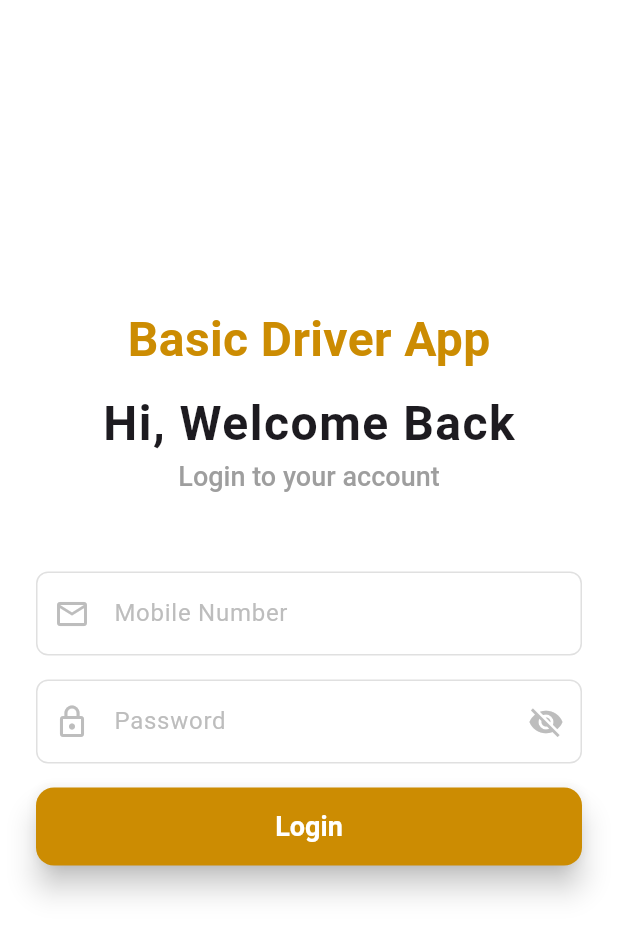
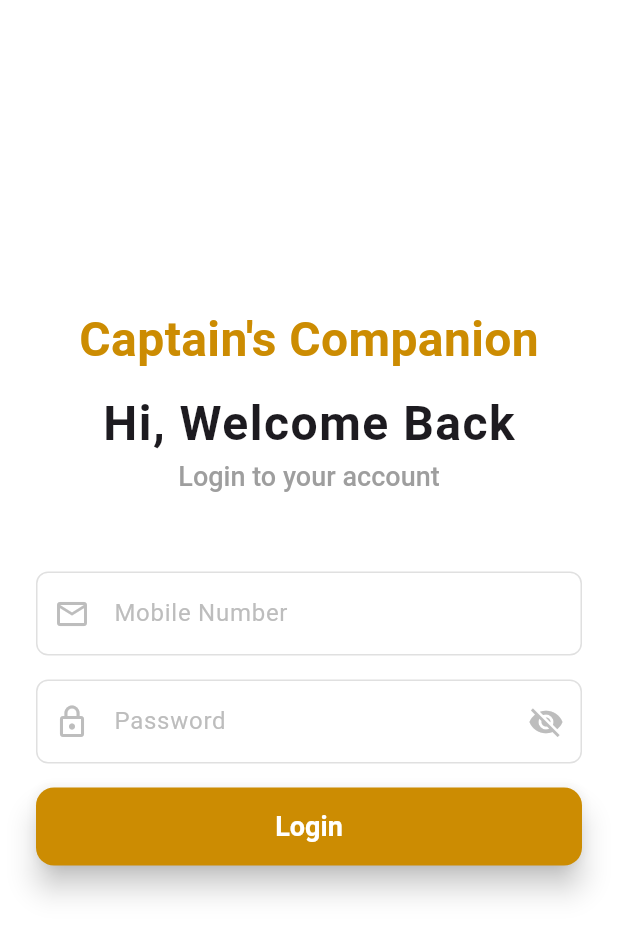
Before and after one commit to sree-vignesh/driver_flutter_app, a Flutter app: the screen it shows after launch, on a phone screen of 412 x 824 dp. Shown: the top 936 px of the screen. Run offline on Flutter 3.47's test engine with Material 3 defaults, Android fonts, the phone set to English and light mode, and no system bars; our stand-ins replace geolocator.

Commit message:
Minor tweaks

```diff
--- a/lib/screens/account_screen.dart
+++ b/lib/screens/account_screen.dart
@@ -36,7 +36,7 @@ class AccountScreen extends StatelessWidget {
                     children: [
                       CircleAvatar(
                         radius: 30,
-                        backgroundColor: Colors.grey[300],
+                        backgroundColor: Colors.grey.shade100,
                         child: Icon(
                           Icons.person,
                           size: 40,
--- a/lib/screens/login_screen.dart
+++ b/lib/screens/login_screen.dart
@@ -50,7 +50,7 @@ class _LoginScreenState extends State<LoginScreen> {
               crossAxisAlignment: CrossAxisAlignment.center,
               children: [
                 Text(
-                  " Basic Driver App ",
+                  "Captain's Companion",
                   style: TextStyle(
                     fontSize: 32,
                     fontWeight: FontWeight.bold,
--- a/lib/screens/order_screen.dart
+++ b/lib/screens/order_screen.dart
@@ -133,6 +133,7 @@ class _OrderScreenState extends State<OrderScreen> {
           break;
         case OrderStatus.atCustomer:
           status = OrderStatus.delivered;
+          _showMessage("Order successfully delivered.");
           break;
         case OrderStatus.delivered:
           _showMessage("Order already delivered");
@@ -152,6 +153,7 @@ class _OrderScreenState extends State<OrderScreen> {
 
   String _getButtonText() {
     if (locationPermissionDenied) return "Enable Location Permission";
+
     switch (status) {
       case OrderStatus.notStarted:
         return "Start Trip";
```
